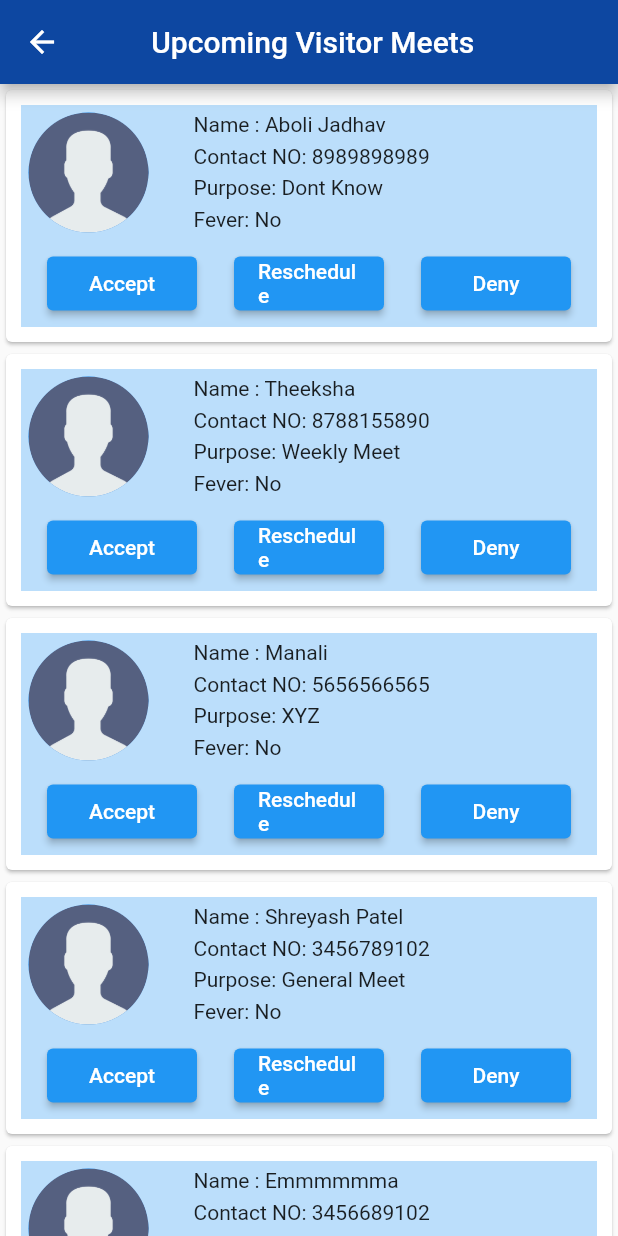
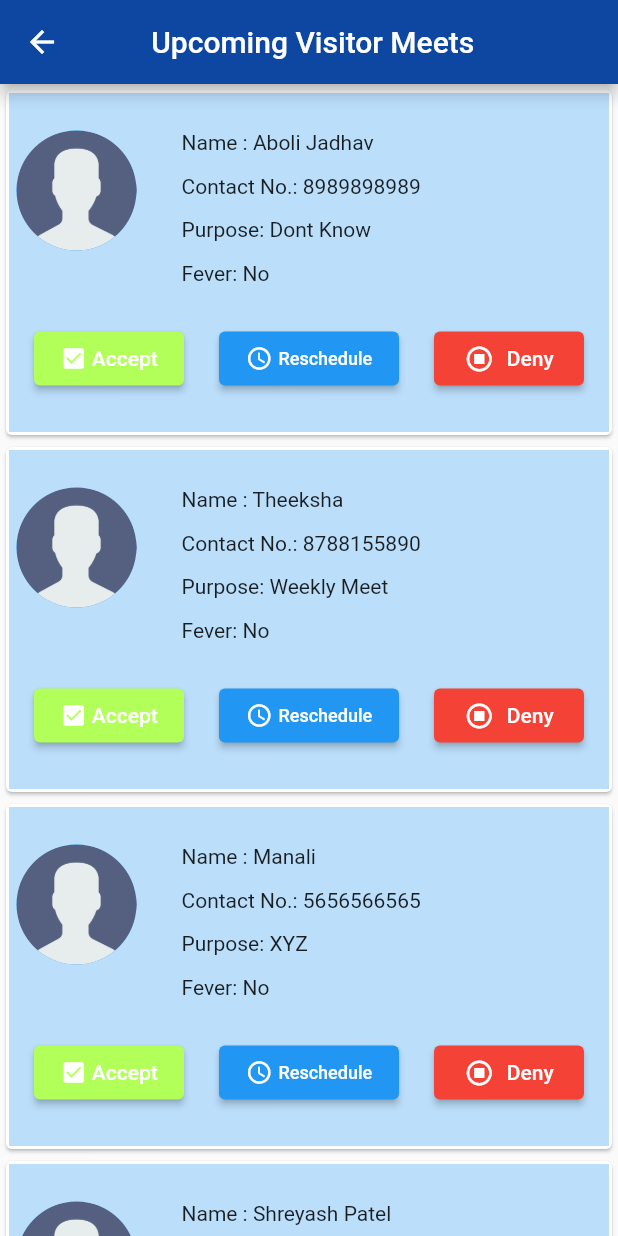
Before and after one commit to Dhairysheel-Deshmukh/viitmobileapp, a Flutter app: the demovisitorlist screen opened directly, on a phone screen of 412 x 824 dp. Run offline on Flutter 3.47's test engine with Material 2 defaults, Android fonts, the phone set to English and light mode, and no system bars.

Commit message:
Updated UI

```diff
--- a/lib/UserHome.dart
+++ b/lib/UserHome.dart
@@ -24,6 +24,8 @@ class _demovisitorlistState extends State<demovisitorlist> {
 
   @override
   Widget build(BuildContext context) {
+    //double width = MediaQuery.of(context).size.width;
+    //double height = MediaQuery.of(context).size.height;
     return Scaffold(
         appBar: AppBar(
           title: Text(' Upcoming Visitor Meets'),
@@ -39,7 +41,7 @@ class _demovisitorlistState extends State<demovisitorlist> {
                 child:
                 Container(
                   padding: EdgeInsets.all(5.0),
-                  margin: EdgeInsets.all(10.0),
+                  margin: EdgeInsets.all(2.0),
                   color: Colors.blue[100],
                   child: Container(
                     child: Column(
@@ -47,7 +49,9 @@ class _demovisitorlistState extends State<demovisitorlist> {
                       mainAxisAlignment: MainAxisAlignment.start,
 
                       children:<Widget>[
-
+                        SizedBox(
+                          height: 20,
+                        ),
                         Row(
                           mainAxisAlignment: MainAxisAlignment.start,
                           crossAxisAlignment: CrossAxisAlignment.start,
@@ -63,52 +67,99 @@ class _demovisitorlistState extends State<demovisitorlist> {
 
                               ],
                             ),
-                            SizedBox(height: 50.0,),
+                            SizedBox(height: 60.0,),
                             Column(
                               crossAxisAlignment: CrossAxisAlignment.start,
 
                               children: <Widget>[
                                 Text('Name : ' + visitors[index].nm),
-                                SizedBox(height: 5.0,),
-                                Text('Contact NO: ' + visitors[index].mobno),
-                                SizedBox(height: 5.0,),
+                                SizedBox(height: 13.0,),
+                                Text('Contact No.: ' + visitors[index].mobno),
+                                SizedBox(height: 13.0,),
                                 Text('Purpose: ' + visitors[index].purpose),
-                                SizedBox(height: 5.0,),
+                                SizedBox(height: 13.0,),
                                 Text('Fever: ' + visitors[index].fever),
                               ],
                             ),
                           ],
                         ),
-                        SizedBox(height: 10.0,),
+                        SizedBox(height: 25.0,),
                         Row(
                           mainAxisAlignment: MainAxisAlignment.spaceAround,
 
                           children: <Widget>[
                             SizedBox(width: 100.0,
                               child:ElevatedButton(
-                                  onPressed: (){},
-                                  child: Text('Accept')
+                                  style: ElevatedButton.styleFrom(
+                                    primary: Colors.lightGreenAccent,
+                                  ),
+                                  onPressed: (){
+                                    //print(width);
+                                    //print(height);
+                                  },
+                                  child: Row(
+                                    mainAxisAlignment: MainAxisAlignment.spaceAround,
+                                    children: [
+                                      Icon(
+                                          Icons.check_box,
+                                        size: 18,
+                                      ),
+                                      Text('Accept'),
+                                    ],
+                                  )
                               ),
                             ),
 
-                            SizedBox(width: 100.0,
+                            SizedBox(width: 120.0,
                               child:ElevatedButton(
+
+                                  style: ElevatedButton.styleFrom(
+                                    primary: Colors.blue,
+                                  ),
                                   onPressed: (){},
-                                  child: Text('Reschedule')
+                                  child: Row(
+                                    mainAxisAlignment: MainAxisAlignment.spaceAround,
+                                    children: [
+                                      Icon(
+
+                                        Icons.access_time,
+                                        size: 18,
+                                      ),
+                                      Text('Reschedule',style: TextStyle(
+                                        fontSize: 12
+                                      ),),
+                                    ],
+                                  )
                               ),
                             ),
 
 
                             SizedBox(width: 100.0,
                               child:ElevatedButton(
+                                  style: ElevatedButton.styleFrom(
+                                    primary: Colors.red,
+                                  ),
                                   onPressed: (){},
-                                  child: Text('Deny')
+                                  child: Row(
+                                    mainAxisAlignment: MainAxisAlignment.spaceAround,
+                                    children: [
+                                      Icon(
+                                        Icons.stop_circle_outlined,
+                                        size: 20,
+                                        color: Colors.white,
+                                      ),
+
+                                      Text('Deny'),
+                                    ],
+                                  )
                               ),
                             )
 
                           ],
                         ),
-
+                        SizedBox(
+                          height: 20,
+                        )
                       ],
 
                     ),
```
Also changed, not shown: 6 other files.
